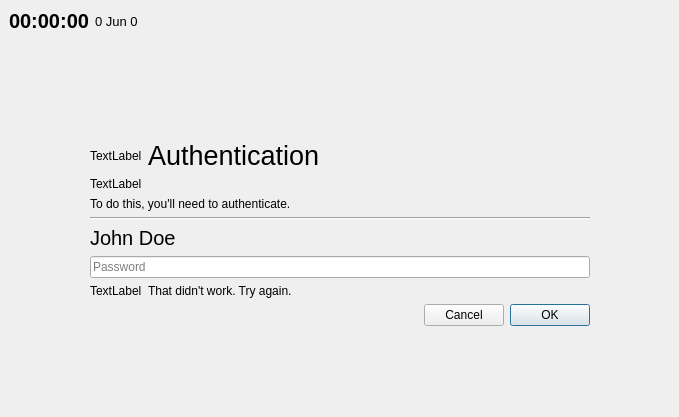
First picture: the form in authenticate.ui, repository vicr123/ts-polkitagent, before the edit.
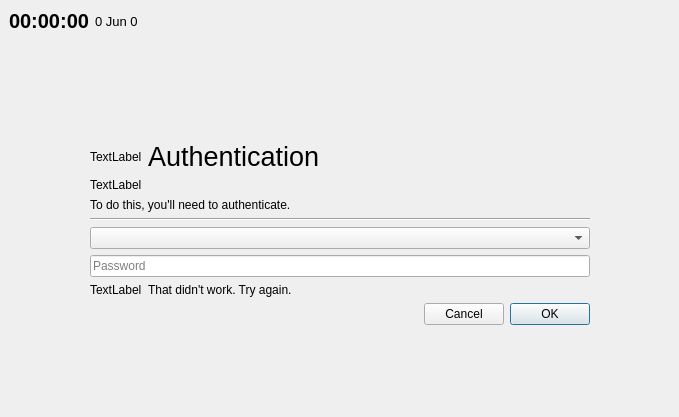
Second picture: the form after the edit. Icons and pictures are not drawn.

Commit message: Add multiple user support

```diff
--- a/authenticate.ui
+++ b/authenticate.ui
@@ -108,16 +108,7 @@
        </widget>
       </item>
       <item>
-       <widget class="QLabel" name="authenticationUser">
-        <property name="font">
-         <font>
-          <pointsize>15</pointsize>
-         </font>
-        </property>
-        <property name="text">
-         <string>John Doe</string>
-        </property>
-       </widget>
+       <widget class="QComboBox" name="authenticationUsers"/>
       </item>
       <item>
        <widget class="QLineEdit" name="lineEdit">
```
Left out of the diff: 3 changed lines with no effect on the pictures. The commit also changes 5 other files.
